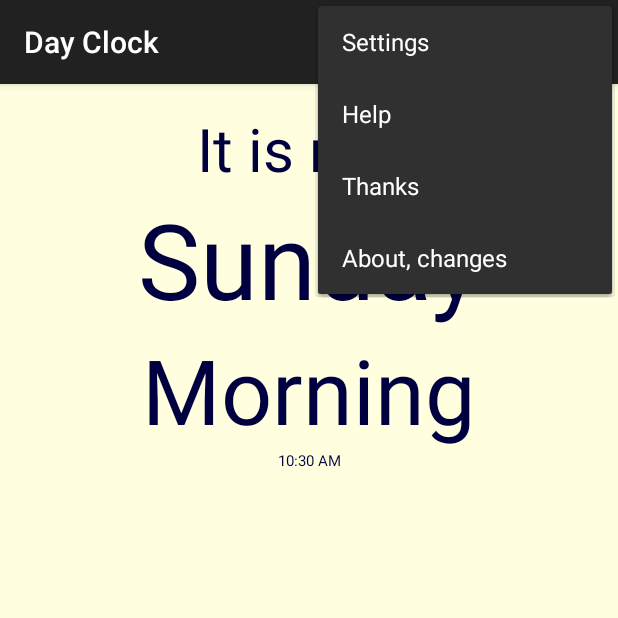
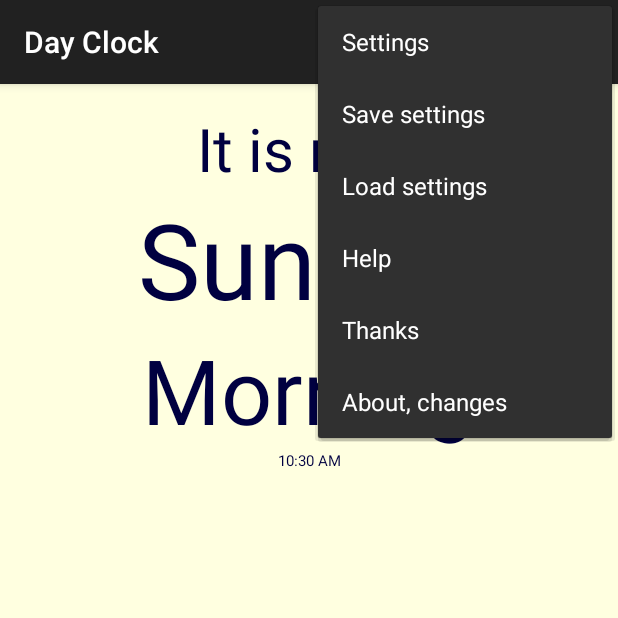
Before and after one commit to peterthevicar/dementiadayclock, an Android app: the screen it shows after launch (MainActivity), with the options menu open, on a phone screen of 412 x 824 dp, the top half of it. Run offline under Robolectric (Android 15) with nearby library versions, the phone set to English and light mode, and no system bars.

Commit message:
Started on save and load SD

```diff
--- a/app/src/main/AndroidManifest.xml
+++ b/app/src/main/AndroidManifest.xml
@@ -5,6 +5,7 @@
     android:versionName="4.4"
     android:installLocation="auto">
 
+    <uses-permission android:name="android.permission.WRITE_EXTERNAL_STORAGE" />
 
     <application
         android:allowBackup="true"
--- a/app/src/main/res/menu/main.xml
+++ b/app/src/main/res/menu/main.xml
@@ -9,6 +9,17 @@
         android:orderInCategory="100"
         android:title="@string/action_preferences"
         app:showAsAction="never"/>
+    <item
+        android:id="@+id/action_save"
+        android:orderInCategory="105"
+        android:title="@string/action_save"
+        app:showAsAction="never"/>
+    <item
+        android:id="@+id/action_restore"
+        android:orderInCategory="106"
+        android:title="@string/action_load"
+        app:showAsAction="never"/>
+
     <item
         android:id="@+id/action_help"
         android:orderInCategory="110"
--- a/app/src/main/res/values/strings.xml
+++ b/app/src/main/res/values/strings.xml
@@ -3,6 +3,17 @@
 
     <string name="app_name">Day Clock</string>
     <string name="action_preferences">Settings</string>
+
+    <string name="action_save">Save settings</string>
+    <string name="save_dialog_title">Save settings</string>
+    <string name="save_dialog_text">Saved settings to</string>
+    <string name="save_dialog_fail">**FAILED to save to</string>
+
+    <string name="action_load">Load settings</string>
+    <string name="load_dialog_title">Load settings</string>
+    <string name="load_dialog_text">Loaded settings from</string>
+    <string name="load_dialog_fail">**FAILED to load from</string>
+
 
     <string name="action_about">About, changes</string>
     <string name="about_dialog_title">About Day Clock</string>
```
Also changed, not shown: app/src/main/java/net/salisburys/dayclock/MainActivity.java (+18 -2 lines), app/src/main/java/net/salisburys/dayclock/PreferenceSaveRestore.java (added, +119 -0 lines), 1 other file.
